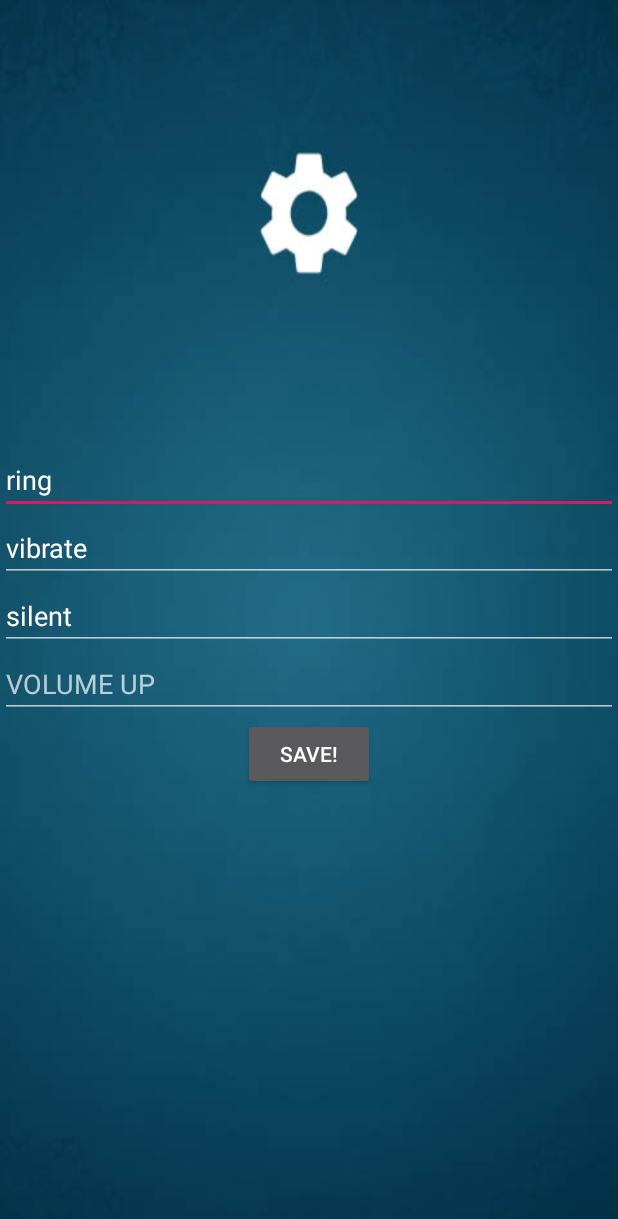
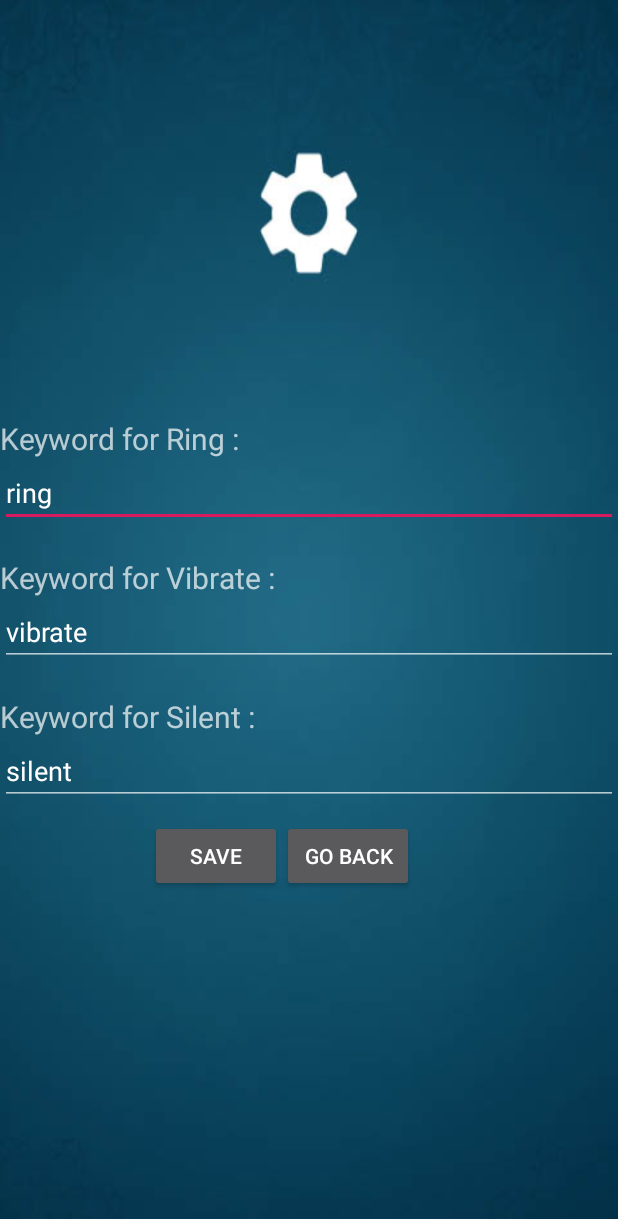
Before and after one commit to Sai11262246/ModeChanger, an Android app: the MainActivity screen opened directly, with no data from a screen before it, on a phone screen of 412 x 824 dp. Shown: the top 1219 px of the screen. Run offline under Robolectric (Android 15) with nearby library versions, the phone set to English and light mode, and no system bars.

Commit message:
Functional tetsing code changes checing in
Functional tetsing code changes checing in

```diff
--- a/SourceCode/app/src/main/java/com/vivartha/modechanger/MainActivity.java
+++ b/SourceCode/app/src/main/java/com/vivartha/modechanger/MainActivity.java
@@ -1,6 +1,7 @@
 package com.vivartha.modechanger;
 
 import android.app.Activity;
+import android.content.Intent;
 import android.content.SharedPreferences;
 import android.os.Bundle;
 import android.view.Menu;
@@ -14,9 +15,9 @@ public class MainActivity extends Activity {
     SharedPreferences preferences;
     SharedPreferences.Editor editor;
     private final String DEFAULT="";
-    EditText r,v,s,vu;
+    EditText r,v,s;
     Button save;
-    String ring,vibrate,silent,volumeup;
+    String ring,vibrate,silent;
     @Override
     protected void onCreate(Bundle savedInstanceState) {
         super.onCreate(savedInstanceState);
@@ -25,15 +26,43 @@ public class MainActivity extends Activity {
         r=(EditText)findViewById(R.id.editText1);
         v=(EditText)findViewById(R.id.editText2);
         s=(EditText)findViewById(R.id.editText3);
-        vu=(EditText)findViewById(R.id.editText4);
+        //vu=(EditText)findViewById(R.id.editText4);
         save = (Button)findViewById(R.id.button1);
         //check for the shared preferences;
         preferences = getSharedPreferences("modes", MODE_PRIVATE);
         ring = preferences.getString("ring_key", DEFAULT);
         vibrate = preferences.getString("vibrate_key", DEFAULT);
         silent = preferences.getString("silent_key", DEFAULT);
-        volumeup = preferences.getString("volume_up", DEFAULT);
-        if(ring.equals(DEFAULT)||vibrate.equals(DEFAULT)||silent.equals(DEFAULT)||volumeup.equals(DEFAULT)){
+        //volumeup = preferences.getString("volume_up", DEFAULT);
+
+        //This will set the keyword for RINGER MODE as ring if it is not configured by user
+        if(ring.equals(DEFAULT))
+        {
+            editor = preferences.edit();
+            editor.putString("ring_key", "ring");
+            editor.commit();
+            ring = preferences.getString("ring_key", DEFAULT);
+        }
+
+        //This will set the keyword for VIBRATE MODE as vibrate if it is not configured by user
+        if(vibrate.equals(DEFAULT))
+        {
+            editor = preferences.edit();
+            editor.putString("vibrate_key", "vibrate");
+            editor.commit();
+            vibrate = preferences.getString("vibrate_key", DEFAULT);
+        }
+
+        //This will set the keyword for SILENT MODE as silent if it is not configured by user
+        if(silent.equals(DEFAULT))
+        {
+            editor = preferences.edit();
+            editor.putString("silent_key", "silent");
+            editor.commit();
+            silent = preferences.getString("silent_key", DEFAULT);
+        }
+
+        /*if(ring.equals(DEFAULT)||vibrate.equals(DEFAULT)||silent.equals(DEFAULT)||volumeup.equals(DEFAULT)){
             editor = preferences.edit();
             editor.putString("ring_key", "ring");
             editor.putString("vibrate_key", "vibrate");
@@ -44,11 +73,13 @@ public class MainActivity extends Activity {
             vibrate = preferences.getString("vibrate_key", DEFAULT);
             silent = preferences.getString("silent_key", DEFAULT);
             volumeup = preferences.getString("volumeup_key", DEFAULT);
-        }
+        }*/
+
+        //Setting keyword values to GUI layout
         r.setText(ring);
         v.setText(vibrate);
         s.setText(silent);
-        vu.setText(volumeup);
+        //vu.setText(volumeup);
         save.setOnClickListener(new OnClickListener() {
 
             @Override
@@ -56,14 +87,24 @@ public class MainActivity extends Activity {
                 String temp_ring = r.getText().toString().trim();
                 String temp_vibrate = v.getText().toString().trim();
                 String temp_silent = s.getText().toString().trim();
-                String temp_volumeup = vu.getText().toString().trim();
+                //String temp_volumeup = vu.getText().toString().trim();
                 editor = preferences.edit();
                 editor.putString("ring_key", temp_ring);
                 editor.putString("vibrate_key", temp_vibrate);
                 editor.putString("silent_key", temp_silent);
-                editor.putString("volumeup_key", temp_volumeup);
+                //editor.putString("volumeup_key", temp_volumeup);
                 editor.commit();
                 Toast.makeText(getApplicationContext(), "SAVED!", Toast.LENGTH_SHORT).show();
+            }
+        });
+
+        //Action to GoBack from edit screen to home screen
+        Button btn = (Button) findViewById(R.id.btn_goback);
+        btn.setOnClickListener(new OnClickListener() {
+            @Override
+            public void onClick(View v) {
+                Intent i = new Intent(MainActivity.this, Home_Activity.class);
+                startActivity(i);
             }
         });
     }
--- a/SourceCode/app/src/main/res/layout/activity_home_.xml
+++ b/SourceCode/app/src/main/res/layout/activity_home_.xml
@@ -14,16 +14,16 @@
         android:layout_centerVertical="true">
 
         <Button
-            android:layout_width="wrap_content"
+            android:layout_width="200dp"
             android:layout_height="wrap_content"
             android:text="Mode changer"
             android:id="@+id/mc"/>
 
         <Button
-            android:layout_width="wrap_content"
+            android:layout_width="200dp"
             android:layout_height="wrap_content"
             android:layout_marginTop="10.0sp"
-            android:text="     About Us       "
+            android:text="How it Works"
             android:id="@+id/au"/>
 
 
--- a/SourceCode/app/src/main/res/layout/activity_main.xml
+++ b/SourceCode/app/src/main/res/layout/activity_main.xml
@@ -1,46 +1,96 @@
 <?xml version="1.0" encoding="utf-8"?>
 <LinearLayout xmlns:android="http://schemas.android.com/apk/res/android"
-    android:layout_width="fill_parent"
-    android:layout_height="fill_parent"
-    android:gravity="center"
+android:layout_width="fill_parent"
+android:layout_height="fill_parent"
+android:gravity="center"
+android:orientation="vertical"
+android:background="@drawable/settings">
+
+<LinearLayout
+    android:layout_width="match_parent"
+    android:layout_height="wrap_content"
     android:orientation="vertical"
-    android:background="@drawable/settings">
+    android:layout_marginTop="50dp">
+
+    <TextView
+        android:layout_width="wrap_content"
+        android:layout_height="wrap_content"
+        android:text="Keyword for Ring : "
+        android:textSize="20dp"/>
 
     <EditText
         android:id="@+id/editText1"
         android:layout_width="match_parent"
         android:layout_height="wrap_content"
         android:ems="10"
-        android:hint="RING">
-
+        android:hint="eg: RING">
         <requestFocus />
     </EditText>
+
+</LinearLayout>
+
+<LinearLayout
+    android:layout_width="match_parent"
+    android:layout_height="wrap_content"
+    android:orientation="vertical"
+    android:layout_marginTop="20dp">
+
+    <TextView
+        android:layout_width="wrap_content"
+        android:layout_height="wrap_content"
+        android:text="Keyword for Vibrate : "
+        android:textSize="20dp"/>
 
     <EditText
         android:id="@+id/editText2"
         android:layout_width="match_parent"
         android:layout_height="wrap_content"
         android:ems="10"
-        android:hint="VIBRATE" />
+        android:hint="eg: VIBRATE" />
+
+</LinearLayout>
+
+<LinearLayout
+    android:layout_width="match_parent"
+    android:layout_height="wrap_content"
+    android:orientation="vertical"
+    android:layout_marginTop="20dp">
+
+    <TextView
+        android:layout_width="wrap_content"
+        android:layout_height="wrap_content"
+        android:text="Keyword for Silent : "
+        android:textSize="20dp"/>
+
 
     <EditText
         android:id="@+id/editText3"
         android:layout_width="match_parent"
         android:layout_height="wrap_content"
         android:ems="10"
-        android:hint="SILENT" />
+        android:hint="eg: SILENT" />
 
-    <EditText
-        android:id="@+id/editText4"
-        android:layout_width="match_parent"
-        android:layout_height="wrap_content"
-        android:ems="10"
-        android:hint="VOLUME UP" />
+</LinearLayout>
 
+
+<LinearLayout
+    android:layout_width="match_parent"
+    android:layout_height="wrap_content"
+    android:layout_marginTop="10dp">
     <Button
         android:id="@+id/button1"
         android:layout_width="wrap_content"
         android:layout_height="wrap_content"
-        android:text="SAVE!" />
+        android:layout_marginLeft="100dp"
+        android:text="SAVE" />
+
+    <Button
+        android:id="@+id/btn_goback"
+        android:layout_width="wrap_content"
+        android:layout_height="wrap_content"
+        android:text="Go back" />
 
 </LinearLayout>
+
+
+</LinearLayout>
--- a/SourceCode/app/src/main/res/values/strings.xml
+++ b/SourceCode/app/src/main/res/values/strings.xml
@@ -16,4 +16,5 @@
     <string name="title_activity_home">homeActivity</string>
     <string name="title_activity_about_us">about_us</string>
     <string name="title_activity_home_">Home_Activity</string>
+    <string name="title_activity_splash__screen">Splash_Screen</string>
 </resources>
--- a/SourceCode/app/src/main/res/values/styles.xml
+++ b/SourceCode/app/src/main/res/values/styles.xml
@@ -20,5 +20,8 @@
         <item name = "android:windowActionBar">false</item>
         <item name = "android:windowNoTitle">true</item>
     </style>
+    <style name="SplashScreenTheme" parent="Theme.AppCompat.Light.DarkActionBar">
+        <item name ="android:windowBackground"> @drawable/splashscreen</item>
+    </style>
 
 </resources>
```
Also changed, not shown: SourceCode/app/build.gradle (+9 -0 lines), SourceCode/app/src/main/AndroidManifest.xml (+11 -2 lines), SourceCode/app/src/main/java/com/vivartha/modechanger/about_us.java (+12 -0 lines), SourceCode/app/src/main/res/layout/activity_about_us.xml (+23 -25 lines), SourceCode/app/src/main/res/layout/activity_login.xml (+5 -8 lines), SourceCode/app/src/main/res/drawable/header.jpg (added), SourceCode/app/src/main/res/drawable/header.png (deleted).
